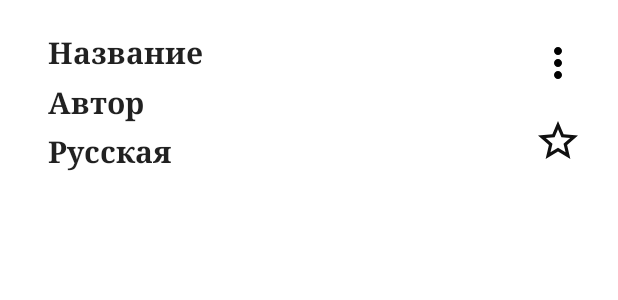
After one commit to JIvanLight/NeRecipeProject, an Android app: the layout recipe_card.xml on its own in the app's theme, with its tools: preview values and no code run, on a phone screen of 412 x 824 dp. The commit adds this screen. Shown: the top 300 px of the screen. Run offline under Robolectric (Android 15) with nearby library versions, the light colour scheme and no system bars.

Commit message:
Development stage. UI (2)

```diff
--- /dev/null
+++ b/app/src/main/res/color/favorite_selector.xml
@@ -0,0 +1,5 @@
+<?xml version="1.0" encoding="utf-8"?>
+<selector xmlns:android="http://schemas.android.com/apk/res/android">
+    <item android:color="@color/yellow" android:state_checked="true" />
+    <item android:color="@color/black" />
+</selector>
--- /dev/null
+++ b/app/src/main/res/drawable/ic_baseline_more_vert_32.xml
@@ -0,0 +1,5 @@
+<vector android:height="32dp" android:tint="#000000"
+    android:viewportHeight="24" android:viewportWidth="24"
+    android:width="32dp" xmlns:android="http://schemas.android.com/apk/res/android">
+    <path android:fillColor="@android:color/white" android:pathData="M12,8c1.1,0 2,-0.9 2,-2s-0.9,-2 -2,-2 -2,0.9 -2,2 0.9,2 2,2zM12,10c-1.1,0 -2,0.9 -2,2s0.9,2 2,2 2,-0.9 2,-2 -0.9,-2 -2,-2zM12,16c-1.1,0 -2,0.9 -2,2s0.9,2 2,2 2,-0.9 2,-2 -0.9,-2 -2,-2z"/>
+</vector>
--- /dev/null
+++ b/app/src/main/res/drawable/ic_baseline_star_border_32.xml
@@ -0,0 +1,5 @@
+<vector android:alpha="0.94" android:height="32dp"
+    android:tint="#000000" android:viewportHeight="24"
+    android:viewportWidth="24" android:width="32dp" xmlns:android="http://schemas.android.com/apk/res/android">
+    <path android:fillColor="@android:color/white" android:pathData="M22,9.24l-7.19,-0.62L12,2 9.19,8.63 2,9.24l5.46,4.73L5.82,21 12,17.27 18.18,21l-1.63,-7.03L22,9.24zM12,15.4l-3.76,2.27 1,-4.28 -3.32,-2.88 4.38,-0.38L12,6.1l1.71,4.04 4.38,0.38 -3.32,2.88 1,4.28L12,15.4z"/>
+</vector>
--- /dev/null
+++ b/app/src/main/res/layout/recipe_card.xml
@@ -0,0 +1,73 @@
+<?xml version="1.0" encoding="utf-8"?>
+<androidx.constraintlayout.widget.ConstraintLayout xmlns:android="http://schemas.android.com/apk/res/android"
+    xmlns:app="http://schemas.android.com/apk/res-auto"
+    xmlns:tools="http://schemas.android.com/tools"
+    android:id="@+id/recipeCard"
+    android:layout_width="match_parent"
+    android:layout_height="wrap_content"
+    android:padding="@dimen/spacingStart">
+
+    <androidx.appcompat.widget.AppCompatTextView
+        android:id="@+id/titleRecipe"
+        android:layout_width="0dp"
+        android:layout_height="wrap_content"
+        android:layout_marginStart="@dimen/spacingStart"
+        android:layout_marginEnd="@dimen/spacingEnd"
+        android:ellipsize="end"
+        android:maxLines="1"
+        android:textAppearance="@style/TextAppearance.NeRecipeProject.Text"
+        app:layout_constraintBottom_toTopOf="@id/authorRecipe"
+        app:layout_constraintEnd_toStartOf="@id/options"
+        app:layout_constraintStart_toStartOf="parent"
+        app:layout_constraintTop_toTopOf="parent"
+        tools:text="Название" />
+
+    <androidx.appcompat.widget.AppCompatTextView
+        android:id="@+id/authorRecipe"
+        android:layout_width="0dp"
+        android:layout_height="wrap_content"
+        android:ellipsize="end"
+        android:singleLine="true"
+        android:textAppearance="@style/TextAppearance.NeRecipeProject.Text"
+        app:layout_constraintBottom_toTopOf="@id/categoryRecipe"
+        app:layout_constraintEnd_toEndOf="@id/titleRecipe"
+        app:layout_constraintStart_toStartOf="@id/titleRecipe"
+        app:layout_constraintTop_toBottomOf="@id/titleRecipe"
+        tools:text="Автор" />
+
+    <androidx.appcompat.widget.AppCompatTextView
+        android:id="@+id/categoryRecipe"
+        android:layout_width="0dp"
+        android:layout_height="wrap_content"
+        android:ellipsize="end"
+        android:singleLine="true"
+        android:textAppearance="@style/TextAppearance.NeRecipeProject.Text"
+        app:layout_constraintBottom_toBottomOf="parent"
+        app:layout_constraintEnd_toEndOf="@id/titleRecipe"
+        app:layout_constraintStart_toStartOf="@id/titleRecipe"
+        app:layout_constraintTop_toBottomOf="@id/authorRecipe"
+        tools:text="Русская" />
+
+    <com.google.android.material.button.MaterialButton
+        android:id="@+id/options"
+        style="@style/Widget.AppTheme.OptionsButton"
+        android:layout_width="@dimen/button_min_size"
+        android:layout_height="wrap_content"
+        android:checkable="true"
+        app:icon="@drawable/ic_baseline_more_vert_32"
+        app:iconGravity="textStart"
+        app:layout_constraintEnd_toEndOf="parent"
+        app:layout_constraintTop_toTopOf="parent" />
+
+    <com.google.android.material.button.MaterialButton
+        android:id="@+id/favorite"
+        style="@style/Widget.AppTheme.FavoriteButton"
+        android:layout_width="@dimen/button_min_size"
+        android:layout_height="wrap_content"
+        android:checkable="true"
+        app:icon="@drawable/ic_baseline_star_border_32"
+        app:iconGravity="textStart"
+        app:layout_constraintBottom_toBottomOf="parent"
+        app:layout_constraintEnd_toEndOf="parent"
+        app:layout_constraintTop_toBottomOf="@id/options" />
+</androidx.constraintlayout.widget.ConstraintLayout>
--- /dev/null
+++ b/app/src/main/res/navigation/nav_graph.xml
@@ -0,0 +1,5 @@
+<?xml version="1.0" encoding="utf-8"?>
+<navigation xmlns:android="http://schemas.android.com/apk/res/android"
+    xmlns:app="http://schemas.android.com/apk/res-auto"
+    android:id="@+id/nav_graph">
+</navigation>
--- a/app/src/main/res/values/colors.xml
+++ b/app/src/main/res/values/colors.xml
@@ -7,4 +7,5 @@
     <color name="teal_700">#FF018786</color>
     <color name="black">#FF000000</color>
     <color name="white">#FFFFFFFF</color>
+    <color name="yellow">#FFDE00</color>
 </resources>
--- a/app/src/main/res/values/dimens.xml
+++ b/app/src/main/res/values/dimens.xml
@@ -3,5 +3,6 @@
     <dimen name="spacingStart">16dp</dimen>
     <dimen name="spacingEnd">8dp</dimen>
     <dimen name="fab_margin">16dp</dimen>
+    <dimen name="button_min_size">48dp</dimen>
 
 </resources>
--- a/app/src/main/res/values/strings.xml
+++ b/app/src/main/res/values/strings.xml
@@ -9,4 +9,8 @@
     <string name="american">American</string>
     <string name="russian">Russian</string>
     <string name="mediterranean">Mediterranean</string>
+    <string name="filter" translatable="false">filter</string>
+    <string name="search">Search</string>
+    <string name="remove">Remove</string>
+    <string name="edit">Edit</string>
 </resources>
--- a/app/src/main/res/values/themes.xml
+++ b/app/src/main/res/values/themes.xml
@@ -13,4 +13,31 @@
         <item name="android:statusBarColor" tools:targetApi="l">?attr/colorPrimaryVariant</item>
         <!-- Customize your theme here. -->
     </style>
+
+    <style name="ThemeOverlay.NeRecipeProject.Popup" parent="ThemeOverlay.AppCompat.Light" />
+
+    <style name="ThemeOverlay.NeRecipeProject.AppBar" parent="ThemeOverlay.AppCompat.Dark.ActionBar" />
+
+    <style name="TextAppearance.NeRecipeProject.Text" parent="@android:style/TextAppearance.Medium">
+        <item name="android:textSize">20sp</item>
+        <item name="android:textStyle">bold</item>
+        <item name="android:typeface">serif</item>
+    </style>
+
+    <style name="Widget.AppTheme.OptionsButton" parent="Widget.MaterialComponents.Button.TextButton.Icon">
+        <item name="iconTint">@color/black</item>
+        <item name="iconPadding">0dp</item>
+        <item name="minHeight">@dimen/button_min_size</item>
+        <item name="minWidth">@dimen/button_min_size</item>
+    </style>
+
+    <style name="Widget.AppTheme.FavoriteButton" parent="Widget.MaterialComponents.Button.TextButton.Icon">
+        <item name="iconTint">@color/favorite_selector</item>
+        <item name="rippleColor">@color/yellow</item>
+        <item name="backgroundTint">@android:color/transparent</item>
+        <item name="iconPadding">0dp</item>
+        <item name="minHeight">@dimen/button_min_size</item>
+        <item name="minWidth">@dimen/button_min_size</item>
+    </style>
+
 </resources>
```
Also changed, not shown: app/src/main/res/layout/activity_main.xml (+25 -0 lines), app/src/main/res/menu/menu_toolbar.xml (added, +9 -0 lines), app/src/main/res/menu/toolbar.xml (added, +17 -0 lines), 1 other file.
